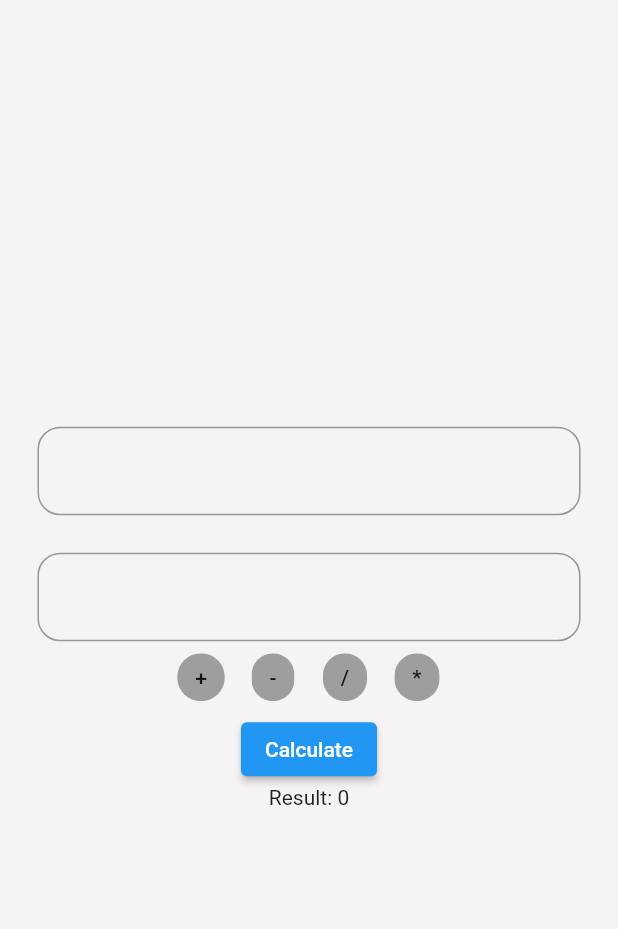
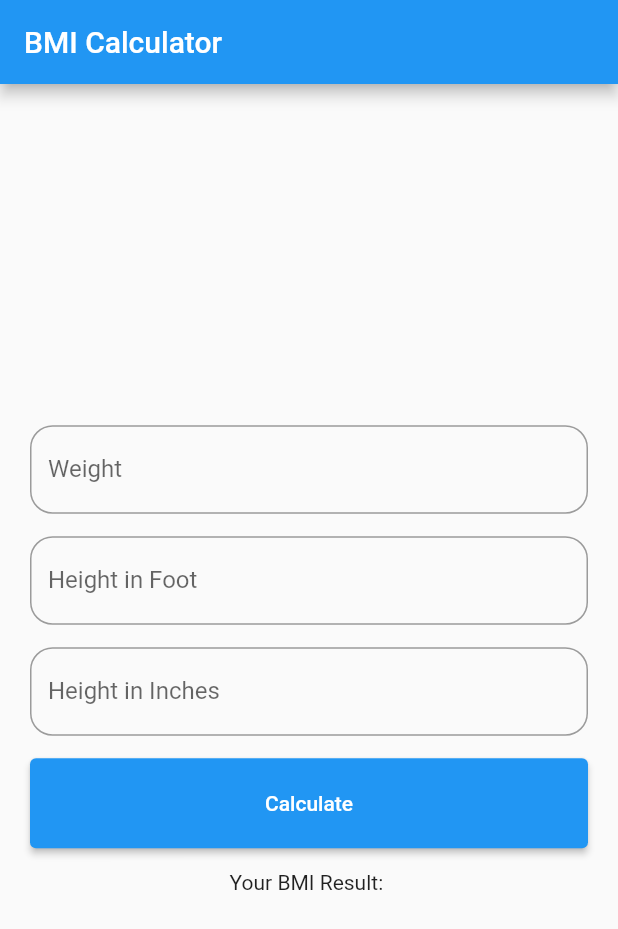
Before and after one commit to sadid369/firstapp_131, a Flutter app: the screen it shows after launch, after a tap on "Calculate", on a phone screen of 412 x 824 dp. Shown: the top 929 px of the screen. Run offline on Flutter 3.47's test engine with Material 2 defaults, Android fonts, the light colour scheme and no system bars; key blocks and very long unbroken strings in the code were emptied for the run.

Commit message:
bmi calculator made

```diff
--- /dev/null
+++ b/lib/bmi.dart
@@ -0,0 +1,106 @@
+import 'dart:math';
+
+import 'package:flutter/material.dart';
+
+class Bmi extends StatefulWidget {
+  const Bmi({super.key});
+
+  @override
+  State<Bmi> createState() => _BmiState();
+}
+
+class _BmiState extends State<Bmi> {
+  var weightController = TextEditingController();
+  var heightFController = TextEditingController();
+  var heightIController = TextEditingController();
+  num bmi = 0;
+  var result = "";
+  @override
+  Widget build(BuildContext context) {
+    return Scaffold(
+      appBar: AppBar(
+        title: const Text('BMI Calculator'),
+      ),
+      body: Container(
+        height: double.infinity,
+        width: double.infinity,
+        padding: const EdgeInsets.all(20),
+        child: Column(
+          mainAxisAlignment: MainAxisAlignment.center,
+          children: [
+            TextField(
+              controller: weightController,
+              keyboardType: TextInputType.number,
+              decoration: InputDecoration(
+                label: const Text("Weight"),
+                border: OutlineInputBorder(
+                  borderRadius: BorderRadius.circular(15),
+                ),
+              ),
+            ),
+            const SizedBox(
+              height: 15,
+            ),
+            TextField(
+              keyboardType: TextInputType.number,
+              controller: heightFController,
+              decoration: InputDecoration(
+                label: const Text("Height in Foot"),
+                border: OutlineInputBorder(
+                  borderRadius: BorderRadius.circular(15),
+                ),
+              ),
+            ),
+            const SizedBox(
+              height: 15,
+            ),
+            TextField(
+              keyboardType: TextInputType.number,
+              controller: heightIController,
+              decoration: InputDecoration(
+                label: const Text("Height in Inches"),
+                border: OutlineInputBorder(
+                  borderRadius: BorderRadius.circular(15),
+                ),
+              ),
+            ),
+            const SizedBox(
+              height: 15,
+            ),
+            SizedBox(
+              width: double.infinity,
+              height: 60,
+              child: ElevatedButton(
+                onPressed: () {
+                  var weight = int.parse(weightController.text.toString());
+                  var heightF = int.parse(heightFController.text.toString());
+                  var heightI = int.parse(heightIController.text.toString());
+                  var heightInInch = (heightF * 12) + heightI;
+                  var heightInMeter = (heightInInch / 39.37);
+
+                  bmi = (weight / pow(heightInMeter, 2));
+                  if (bmi <= 18.4) {
+                    result = 'Underweight';
+                  } else if (bmi > 18.5 && bmi < 24.9) {
+                    result = 'Normal';
+                  } else if (bmi > 25 && bmi < 39.9) {
+                    result = ' Overweight';
+                  } else if (bmi > 40) {
+                    result = 'Obese';
+                  }
+
+                  setState(() {});
+                },
+                child: const Text('Calculate'),
+              ),
+            ),
+            const SizedBox(
+              height: 15,
+            ),
+            Text("Your BMI Result: ${result}")
+          ],
+        ),
+      ),
+    );
+  }
+}
--- a/lib/main.dart
+++ b/lib/main.dart
@@ -1,3 +1,4 @@
+import 'package:firstapp_131/bmi.dart';
 import 'package:firstapp_131/button.dart';
 import 'package:firstapp_131/calculator_ui.dart';
 import 'package:firstapp_131/calulator_ui_1.dart';
@@ -25,38 +26,7 @@ class MyApp extends StatelessWidget {
       theme: ThemeData(
         primarySwatch: Colors.blue,
       ),
-      home: CalculatorUI(),
+      home: const Bmi(),
     );
   }
 }
-
-class HomePage extends StatelessWidget {
-  const HomePage({super.key});
-
-  @override
-  Widget build(BuildContext context) {
-    return Scaffold(
-        body: Container(
-      color: Colors.blue,
-      child: Center(
-        child: Container(
-          color: Colors.amber,
-          width: 500,
-          child: FittedBox(
-            fit: BoxFit.scaleDown,
-            child: Text(
-              'Hello World',
-              style: TextStyle(
-                  fontFamily: "Montserrat",
-                  fontSize: 100,
-                  color: Colors.white,
-                  fontWeight: FontWeight.w600,
-                  letterSpacing: 2,
-                  fontStyle: FontStyle.italic),
-            ),
-          ),
-        ),
-      ),
-    ));
-  }
-}
```
